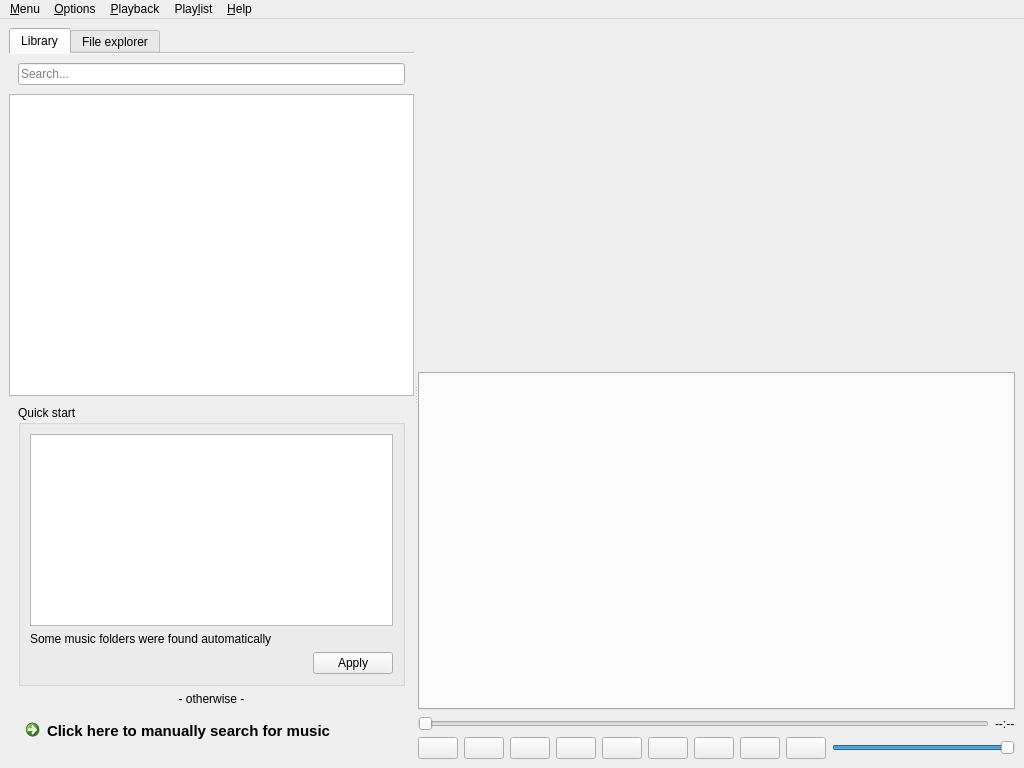
This is code/src/mainwindow.ui in MBach/Miam-Player as Qt 5 draws it before an edit. The edited form follows.
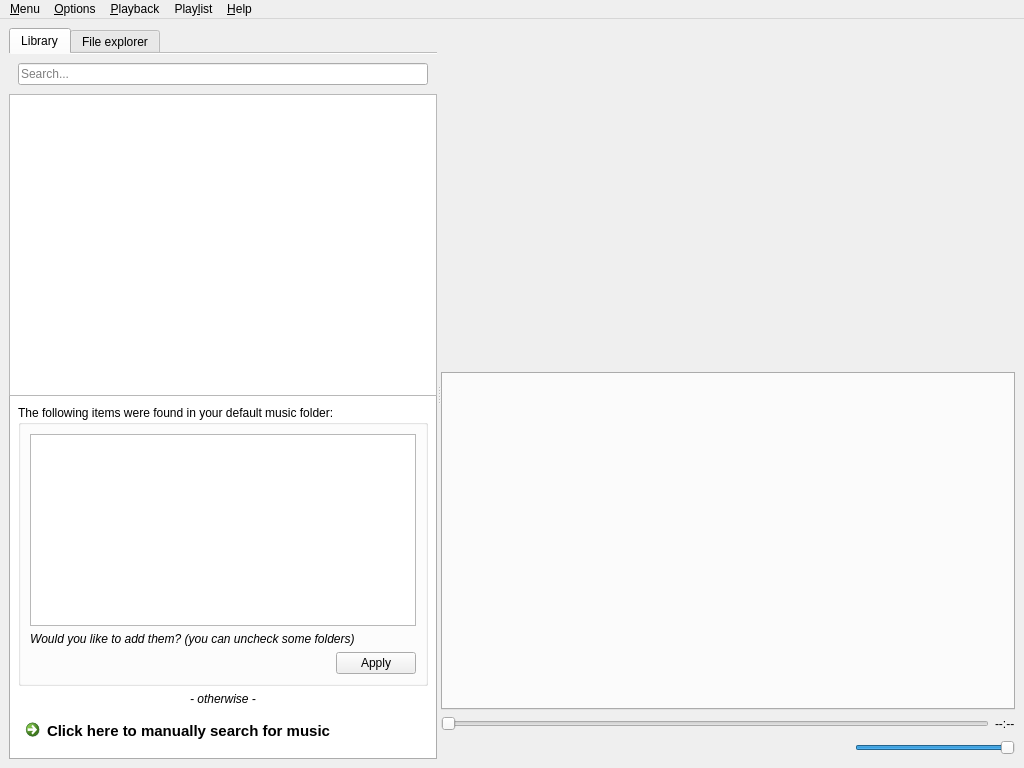
This is the edited form. Icons and pictures are not drawn. Custom widgets are drawn as their Qt base class.

The edit to the form file:
```diff
--- a/code/src/mainwindow.ui
+++ b/code/src/mainwindow.ui
@@ -91,6 +91,22 @@
          <item>
           <widget class="QWidget" name="widgetFirstRun" native="true">
            <layout class="QVBoxLayout" name="verticalLayout_2">
+            <property name="margin">
+             <number>0</number>
+            </property>
+            <item>
+             <widget class="QWidget" name="quickStartWidget" native="true">
+              <property name="styleSheet">
+               <string notr="true">QWidget#quickStartWidget {
+border-left: #ACACAC;
+border-bottom: #ACACAC;
+border-right: #ACACAC;
+border-width: 1;
+border-style: solid;
+background-color: white;
+}</string>
+              </property>
+              <layout class="QVBoxLayout" name="verticalLayout_6">
             <item>
              <widget class="QGroupBox" name="quickStartGroupBox">
               <property name="sizePolicy">
@@ -100,7 +116,7 @@
                </sizepolicy>
               </property>
               <property name="title">
-               <string>Quick start</string>
+                  <string>The following items were found in your default music folder:</string>
               </property>
               <layout class="QVBoxLayout" name="verticalLayout_5">
                <item>
@@ -161,8 +177,13 @@
                    <verstretch>0</verstretch>
                   </sizepolicy>
                  </property>
+                    <property name="font">
+                     <font>
+                      <italic>true</italic>
+                     </font>
+                    </property>
                  <property name="text">
-                  <string>Some music folders were found automatically</string>
+                     <string>Would you like to add them? (you can uncheck some folders)</string>
                  </property>
                 </widget>
                </item>
@@ -178,6 +199,11 @@
             </item>
             <item>
              <widget class="QLabel" name="label">
+                 <property name="font">
+                  <font>
+                   <italic>true</italic>
+                  </font>
+                 </property>
               <property name="text">
                <string>- otherwise -</string>
               </property>
@@ -210,6 +236,9 @@
          </item>
         </layout>
        </widget>
+         </item>
+        </layout>
+       </widget>
        <widget class="QWidget" name="tabFileExplorer">
         <attribute name="title">
          <string>File explorer</string>
@@ -280,6 +309,9 @@
          <layout class="QHBoxLayout" name="horizontalLayout_buttons">
           <item>
            <widget class="MediaButton" name="skipBackwardButton">
+            <property name="styleSheet">
+             <string notr="true"/>
+            </property>
             <property name="text">
              <string notr="true"/>
             </property>
@@ -289,10 +321,13 @@
             </property>
             <property name="iconSize">
              <size>
-              <width>20</width>
-              <height>20</height>
+              <width>36</width>
+              <height>36</height>
              </size>
             </property>
+            <property name="flat">
+             <bool>true</bool>
+            </property>
            </widget>
           </item>
           <item>
@@ -306,10 +341,13 @@
             </property>
             <property name="iconSize">
              <size>
-              <width>20</width>
-              <height>20</height>
+              <width>36</width>
+              <height>36</height>
              </size>
             </property>
+            <property name="flat">
+             <bool>true</bool>
+            </property>
            </widget>
           </item>
           <item>
@@ -323,10 +361,13 @@
             </property>
             <property name="iconSize">
              <size>
-              <width>20</width>
-              <height>20</height>
+              <width>36</width>
+              <height>36</height>
              </size>
             </property>
+            <property name="flat">
+             <bool>true</bool>
+            </property>
            </widget>
           </item>
           <item>
@@ -340,10 +381,13 @@
             </property>
             <property name="iconSize">
              <size>
-              <width>20</width>
-              <height>20</height>
+              <width>36</width>
+              <height>36</height>
              </size>
             </property>
+            <property name="flat">
+             <bool>true</bool>
+            </property>
            </widget>
           </item>
           <item>
@@ -357,10 +401,13 @@
             </property>
             <property name="iconSize">
              <size>
-              <width>20</width>
-              <height>20</height>
+              <width>36</width>
+              <height>36</height>
              </size>
             </property>
+            <property name="flat">
+             <bool>true</bool>
+            </property>
            </widget>
           </item>
           <item>
@@ -374,10 +421,13 @@
             </property>
             <property name="iconSize">
              <size>
-              <width>20</width>
-              <height>20</height>
+              <width>36</width>
+              <height>36</height>
              </size>
             </property>
+            <property name="flat">
+             <bool>true</bool>
+            </property>
            </widget>
           </item>
           <item>
@@ -391,10 +441,13 @@
             </property>
             <property name="iconSize">
              <size>
-              <width>20</width>
-              <height>20</height>
+              <width>36</width>
+              <height>36</height>
              </size>
             </property>
+            <property name="flat">
+             <bool>true</bool>
+            </property>
            </widget>
           </item>
           <item>
@@ -408,13 +461,16 @@
             </property>
             <property name="iconSize">
              <size>
-              <width>20</width>
-              <height>20</height>
+              <width>36</width>
+              <height>36</height>
              </size>
             </property>
             <property name="checkable">
              <bool>true</bool>
             </property>
+            <property name="flat">
+             <bool>true</bool>
+            </property>
            </widget>
           </item>
           <item>
@@ -428,13 +484,16 @@
             </property>
             <property name="iconSize">
              <size>
-              <width>20</width>
-              <height>20</height>
+              <width>36</width>
+              <height>36</height>
              </size>
             </property>
             <property name="checkable">
              <bool>true</bool>
             </property>
+            <property name="flat">
+             <bool>true</bool>
+            </property>
            </widget>
           </item>
           <item>
```
Lines whose indentation alone changed are shown as unchanged.
